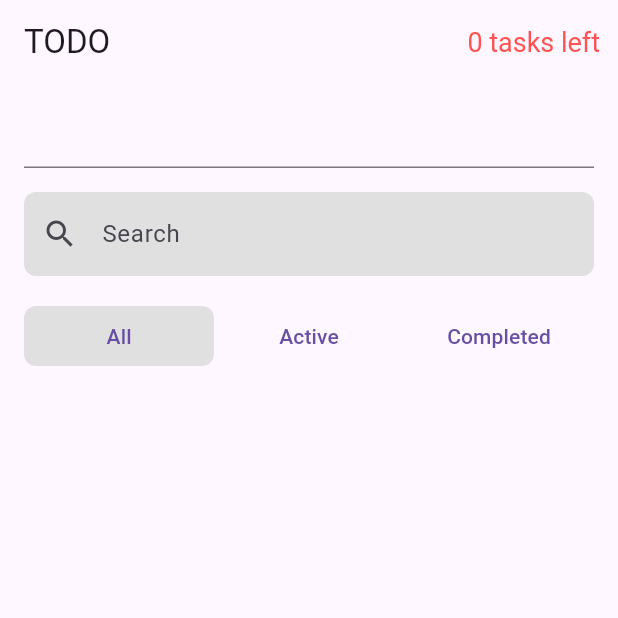
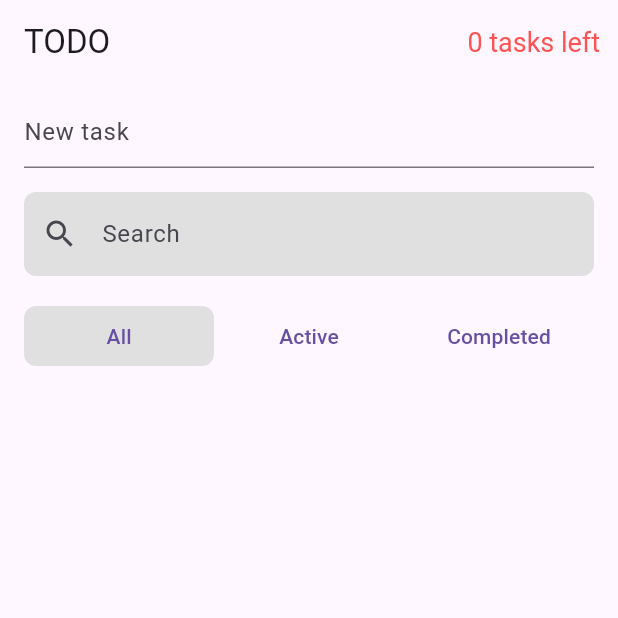
Before and after one commit to dawitesfa/todo_riverpod, a Flutter app: the screen it shows after launch, on a phone screen of 412 x 824 dp, the top half of it. Run offline on Flutter 3.47's test engine with Material 3 defaults, Android fonts, the phone set to English and light mode, and no system bars; our stand-ins replace equatable, flutter_riverpod.

Commit message:
minor modifications

```diff
--- a/lib/mode/todo.dart
+++ b/lib/model/todo.dart
@@ -1,8 +1,6 @@
 // ignore_for_file: public_member_api_docs, sort_constructors_first
 import 'package:equatable/equatable.dart';
-import 'package:uuid/uuid.dart';
-
-Uuid uuid = const Uuid();
+import 'package:todo_riv/utility/utility.dart';
 
 enum TodoFilter {
   all,
--- a/lib/pages/widgets/filter_widget.dart
+++ b/lib/pages/widgets/filter_widget.dart
@@ -1,6 +1,6 @@
 import 'package:flutter/material.dart';
 import 'package:flutter_riverpod/flutter_riverpod.dart';
-import 'package:todo_riv/mode/todo.dart';
+import 'package:todo_riv/model/todo.dart';
 import 'package:todo_riv/providers/todo_filter_provider.dart';
 import 'package:todo_riv/utility/utility.dart';
 
--- a/lib/pages/widgets/new_todo_field.dart
+++ b/lib/pages/widgets/new_todo_field.dart
@@ -1,6 +1,6 @@
 import 'package:flutter/material.dart';
 import 'package:flutter_riverpod/flutter_riverpod.dart';
-import 'package:todo_riv/mode/todo.dart';
+import 'package:todo_riv/model/todo.dart';
 import 'package:todo_riv/providers/todos_provider.dart';
 
 class NewTodoField extends ConsumerStatefulWidget {
@@ -22,6 +22,7 @@ class _NewTodoFieldState extends ConsumerState<NewTodoField> {
   @override
   Widget build(BuildContext context) {
     return TextField(
+      decoration: InputDecoration(hintText: 'New task'),
       controller: _todoDescController,
       onSubmitted: (String? desc) {
         if (desc == null || desc.isEmpty) return;
--- a/lib/pages/widgets/todo_item.dart
+++ b/lib/pages/widgets/todo_item.dart
@@ -1,6 +1,6 @@
 import 'package:flutter/material.dart';
 import 'package:flutter_riverpod/flutter_riverpod.dart';
-import 'package:todo_riv/mode/todo.dart';
+import 'package:todo_riv/model/todo.dart';
 import 'package:todo_riv/providers/todos_provider.dart';
 
 class TodoItem extends ConsumerWidget {
--- a/lib/pages/widgets/todo_list.dart
+++ b/lib/pages/widgets/todo_list.dart
@@ -1,6 +1,6 @@
 import 'package:flutter/material.dart';
 import 'package:flutter_riverpod/flutter_riverpod.dart';
-import 'package:todo_riv/mode/todo.dart';
+import 'package:todo_riv/model/todo.dart';
 import 'package:todo_riv/pages/widgets/todo_item.dart';
 import 'package:todo_riv/providers/filtered_todos_provider.dart';
 
--- a/lib/providers/active_count_provider.dart
+++ b/lib/providers/active_count_provider.dart
@@ -1,6 +1,6 @@
 // ignore_for_file: public_member_api_docs, sort_constructors_first
 import 'package:flutter_riverpod/flutter_riverpod.dart';
-import 'package:todo_riv/mode/todo.dart';
+import 'package:todo_riv/model/todo.dart';
 
 import 'package:todo_riv/providers/todos_provider.dart';
 
--- a/lib/providers/filtered_todos_provider.dart
+++ b/lib/providers/filtered_todos_provider.dart
@@ -1,7 +1,7 @@
 // ignore_for_file: public_member_api_docs, sort_constructors_first
 import 'package:flutter_riverpod/flutter_riverpod.dart';
 
-import 'package:todo_riv/mode/todo.dart';
+import 'package:todo_riv/model/todo.dart';
 import 'package:todo_riv/providers/search_filter_provider.dart';
 import 'package:todo_riv/providers/todo_filter_provider.dart';
 import 'package:todo_riv/providers/todos_provider.dart';
--- a/lib/providers/todo_filter_provider.dart
+++ b/lib/providers/todo_filter_provider.dart
@@ -1,5 +1,5 @@
 import 'package:flutter_riverpod/flutter_riverpod.dart';
-import 'package:todo_riv/mode/todo.dart';
+import 'package:todo_riv/model/todo.dart';
 
 class TodoFilterNotifier extends StateNotifier<TodoFilter> {
   TodoFilterNotifier() : super(TodoFilter.all);
--- a/lib/providers/todos_provider.dart
+++ b/lib/providers/todos_provider.dart
@@ -1,5 +1,5 @@
 import 'package:flutter_riverpod/flutter_riverpod.dart';
-import 'package:todo_riv/mode/todo.dart';
+import 'package:todo_riv/model/todo.dart';
 
 class TodosNotifier extends StateNotifier<List<Todo>> {
   TodosNotifier() : super([]);
--- a/lib/utility/utility.dart
+++ b/lib/utility/utility.dart
@@ -1,3 +1,5 @@
+import 'package:uuid/uuid.dart';
+
 String capitalize({required String word}) {
   if (word.split(' ').length > 1) {
     return word;
@@ -7,3 +9,5 @@ String capitalize({required String word}) {
     return '';
   }
 }
+
+Uuid uuid = const Uuid();
```
